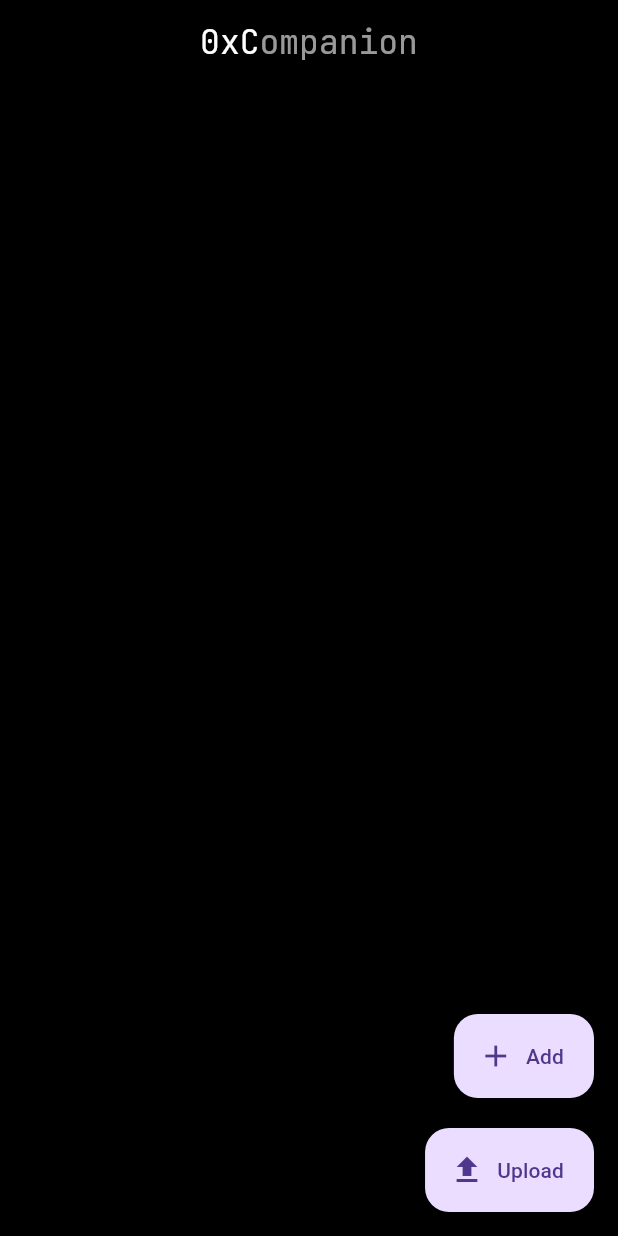
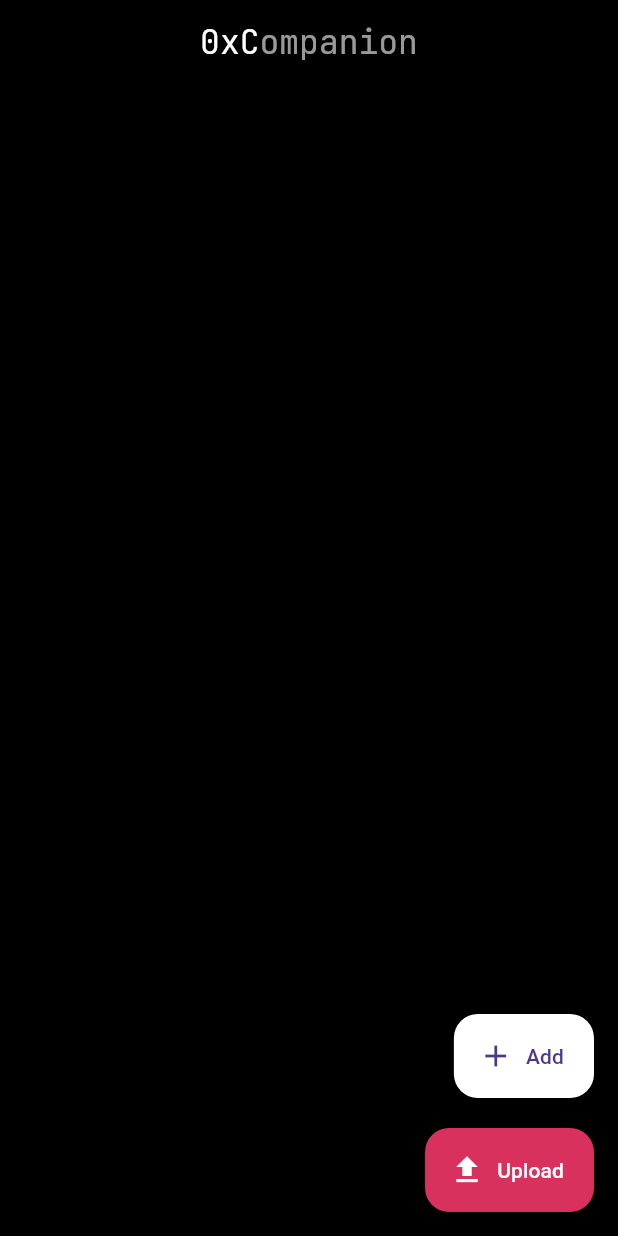
Before and after one commit to n1ved/0xC, a Flutter app: the screen it shows after launch, on a phone screen of 412 x 824 dp. Run offline on Flutter 3.47's test engine with Material 3 defaults, Android fonts, the phone set to English and light mode, and no system bars; our stand-ins replace file_picker, google_fonts, hive_flutter; accounts and stored records are empty.

Commit message:
Style FABs

```diff
--- a/lib/screens/home.dart
+++ b/lib/screens/home.dart
@@ -81,6 +81,7 @@ class _HomeScreenState extends State<HomeScreen> {
             },
             label: const Text("Add"),
             icon: const Icon(Icons.add),
+            backgroundColor: Colors.white,
           ),
           Container(
             height: 20.0,
@@ -95,6 +96,8 @@ class _HomeScreenState extends State<HomeScreen> {
             },
             label: const Text("Upload"),
             icon: const Icon(Icons.upload),
+            backgroundColor: const Color(0xFFd8315e),
+            foregroundColor: Colors.white,
           ),
         ],
       ),
```
